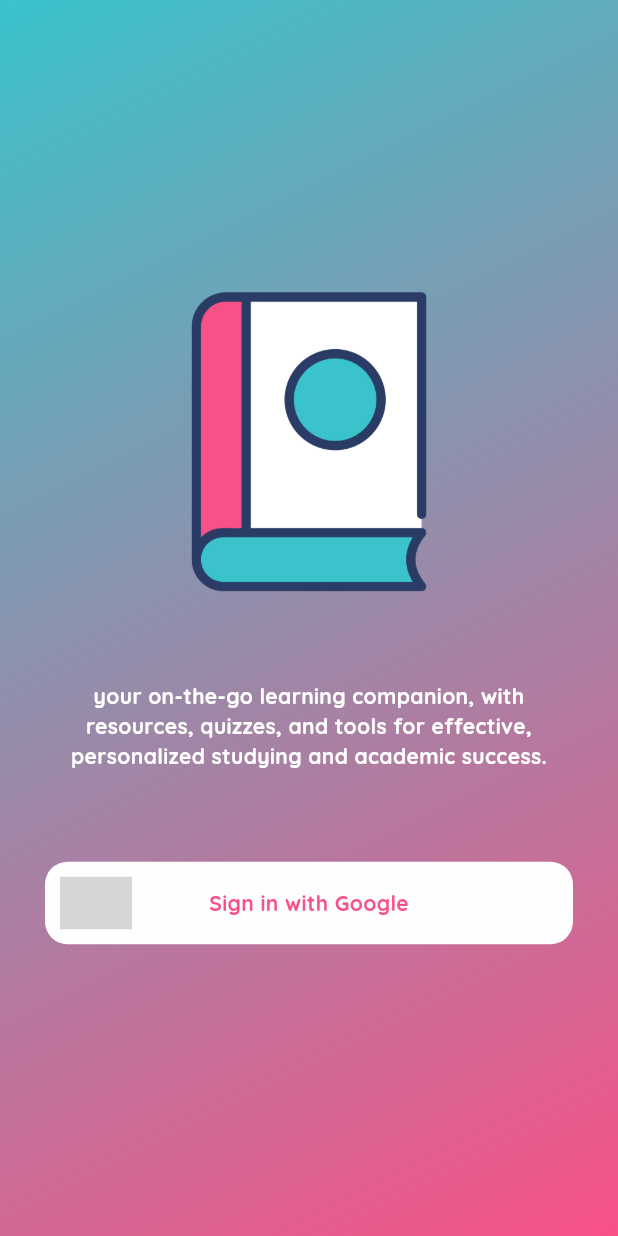
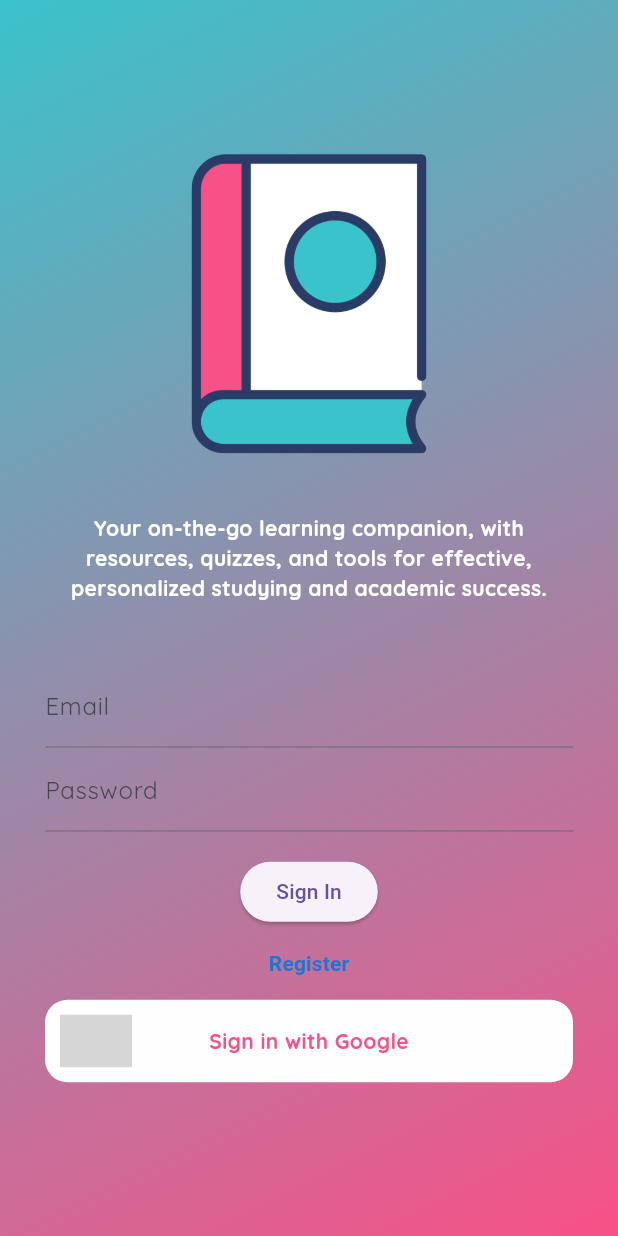
Before and after one commit to SupunJayaweera/Mobile_Quiz_App, a Flutter app: the LoginScreen screen opened by its route, on a phone screen of 412 x 824 dp. Run offline on Flutter 3.47's test engine with Material 3 defaults, Android fonts, the phone set to English and light mode, and no system bars; our stand-ins replace cached_network_image, cloud_firestore, firebase_auth, firebase_core, firebase_storage, flutter_svg and 6 more; missing offline and left inert: easy_separator; accounts and stored records are empty; project files that could hold a hidden picture were left out; grey boxes are pictures that could not be loaded.

Commit message:
Add email signin and register

```diff
--- a/lib/controllers/question_paper/auth_controller.dart
+++ b/lib/controllers/question_paper/auth_controller.dart
@@ -6,6 +6,7 @@ import 'package:mobile_quiz_app/controllers/question_paper/app_logger.dart';
 import 'package:mobile_quiz_app/firebase_ref/references.dart';
 import 'package:mobile_quiz_app/screens/home/home_screen.dart';
 import 'package:mobile_quiz_app/screens/login/login_screen.dart';
+import 'package:mobile_quiz_app/screens/login/register_screen.dart';
 import 'package:mobile_quiz_app/widgets/dialogs/dialogue_widget.dart';
 
 class AuthConatroller extends GetxController {
@@ -28,6 +29,7 @@ class AuthConatroller extends GetxController {
       _user.value = user;
     });
 
+    // Commented out navigation to introduction for testing purposes
     navigateToIntroduction();
   }
 
@@ -46,6 +48,30 @@ class AuthConatroller extends GetxController {
       }
     } on Exception catch (error) {
       AppLogger.e(error);
+    }
+  }
+
+  Future<void> signInWithEmailAndPassword(String email, String password) async {
+    try {
+      await _auth.signInWithEmailAndPassword(email: email, password: password);
+      navigateToHomePage();
+    } on FirebaseAuthException catch (e) {
+      AppLogger.e(e);
+      // Handle sign-in errors, you can display an error message to the user
+    }
+  }
+
+  Future<void> registerWithEmailAndPassword(
+      String email, String password) async {
+    try {
+      await _auth.createUserWithEmailAndPassword(
+          email: email, password: password);
+      // You might want to do additional setup for a new user
+      // For example, you can save user information to Firestore or Realtime Database
+      navigateToHomePage();
+    } on FirebaseAuthException catch (e) {
+      AppLogger.e(e);
+      // Handle registration errors, you can display an error message to the user
     }
   }
 
@@ -94,6 +120,10 @@ class AuthConatroller extends GetxController {
     Get.toNamed(LoginScreen.routeName);
   }
 
+  void navigateToRegisterPage() {
+    Get.toNamed(RegisterScreen.routeName);
+  }
+
   bool isLoggedIn() {
     return _auth.currentUser != null;
   }
--- a/lib/controllers/question_paper/questions_controller.dart
+++ b/lib/controllers/question_paper/questions_controller.dart
@@ -163,8 +163,7 @@ class QuestionsController extends GetxController {
 
   void timeout() {
     _timer!.cancel();
-    Get.offAndToNamed(TestOverviewScreen.routeName);
-    Get.offAndToNamed(ResultScreen.routeName);
+    Get.off(ResultScreen());
   }
 
   void complete() {
--- a/lib/controllers/question_paper/zoom_drawer_controller.dart
+++ b/lib/controllers/question_paper/zoom_drawer_controller.dart
@@ -26,6 +26,10 @@ class MyZoomDrawerController extends GetxController {
 
   void signIn() {}
 
+  void recentScores() {
+    _launch("/");
+  }
+
   void website() {
     _launch("https://www.linkedin.com/in/supun-jayaweera/");
   }
@@ -37,7 +41,7 @@ class MyZoomDrawerController extends GetxController {
   void email() {
     final Uri emailLaunchUri = Uri(
       scheme: 'mailto',
-      path: 'info@dbestech.com',
+      path: 'jayaweeraspn@gmail.com',
     );
     _launch(emailLaunchUri.toString());
   }
--- /dev/null
+++ b/lib/models/user_model.dart
@@ -0,0 +1,4 @@
+class UserModel {
+  final String uid;
+  UserModel({required this.uid});
+}
--- a/lib/routes/app_routes.dart
+++ b/lib/routes/app_routes.dart
@@ -7,6 +7,7 @@ import 'package:mobile_quiz_app/models/question_paper_model.dart';
 import 'package:mobile_quiz_app/screens/home/home_screen.dart';
 import 'package:mobile_quiz_app/screens/introduction/introduction.dart';
 import 'package:mobile_quiz_app/screens/login/login_screen.dart';
+import 'package:mobile_quiz_app/screens/login/register_screen.dart';
 import 'package:mobile_quiz_app/screens/questions/answer_check_screen.dart';
 import 'package:mobile_quiz_app/screens/questions/questions_screen.dart';
 import 'package:mobile_quiz_app/screens/questions/result_screen.dart';
@@ -42,6 +43,10 @@ class AppRoutes {
         GetPage(
           name: AnswerCheckScreen.routeName,
           page: () => const AnswerCheckScreen(),
+        ),
+        GetPage(
+          name: RegisterScreen.routeName,
+          page: () => RegisterScreen(),
         )
       ];
 }
--- a/lib/screens/home/home_screen.dart
+++ b/lib/screens/home/home_screen.dart
@@ -30,7 +30,7 @@ class HomeScreen extends GetView<MyZoomDrawerController> {
           style: DrawerStyle.defaultStyle,
           controller: _.zoomDrawerController,
           slideWidth: MediaQuery.of(context).size.width * 1.4,
-          menuScreen: MyMenuScreen(),
+          menuScreen: const MyMenuScreen(),
           mainScreen: Container(
             decoration: BoxDecoration(gradient: mainGradient()),
             child: SafeArea(
@@ -72,7 +72,7 @@ class HomeScreen extends GetView<MyZoomDrawerController> {
                       ),
                     ),
                     Padding(
-                      padding: const EdgeInsets.symmetric(horizontal: 10),
+                      padding: const EdgeInsets.symmetric(horizontal: 20),
                       child: Expanded(
                         child: ContentArea(
                           addPadding: false,
--- a/lib/screens/home/question_card.dart
+++ b/lib/screens/home/question_card.dart
@@ -37,7 +37,7 @@ class QuestionCard extends GetView<QuestionPaperController> {
                   ClipRRect(
                       borderRadius: BorderRadius.circular(10),
                       child: ColoredBox(
-                        color: Theme.of(context).primaryColor.withOpacity(0.1),
+                        color: Theme.of(context).primaryColor.withOpacity(0.5),
                         child: SizedBox(
                           height: Get.height * 0.08,
                           width: Get.width * 0.17,
@@ -66,6 +66,7 @@ class QuestionCard extends GetView<QuestionPaperController> {
                         Padding(
                           padding: const EdgeInsets.only(top: 10, bottom: 15),
                           child: Text(
+                            // color: Theme.of(context).primaryColor.withOpacity(0.5),
                             model.description,
                           ),
                         ),
--- a/lib/screens/login/login_screen.dart
+++ b/lib/screens/login/login_screen.dart
@@ -1,6 +1,4 @@
-import 'package:flutter/foundation.dart';
 import 'package:flutter/material.dart';
-import 'package:flutter/widgets.dart';
 import 'package:flutter_svg/svg.dart';
 import 'package:mobile_quiz_app/configs/themes/app_colors.dart';
 import 'package:mobile_quiz_app/controllers/question_paper/auth_controller.dart';
@@ -8,9 +6,13 @@ import 'package:mobile_quiz_app/widgets/common/main_button.dart';
 import 'package:get/get.dart';
 
 class LoginScreen extends GetView<AuthConatroller> {
-  const LoginScreen({super.key});
+  LoginScreen({Key? key});
 
   static const String routeName = "/login";
+
+  final TextEditingController _emailController = TextEditingController();
+  final TextEditingController _passwordController = TextEditingController();
+  final _formKey = GlobalKey<FormState>();
 
   @override
   Widget build(BuildContext context) {
@@ -19,6 +21,8 @@ class LoginScreen extends GetView<AuthConatroller> {
         padding: const EdgeInsets.symmetric(horizontal: 30),
         alignment: Alignment.center,
         decoration: BoxDecoration(gradient: mainGradient()),
+        child: Form(
+          key: _formKey,
           child: Column(
             mainAxisAlignment: MainAxisAlignment.center,
             children: [
@@ -28,9 +32,9 @@ class LoginScreen extends GetView<AuthConatroller> {
                 height: 200,
               ),
               const Padding(
-              padding: EdgeInsets.symmetric(vertical: 60),
+                padding: EdgeInsets.symmetric(vertical: 40),
                 child: Text(
-                "your on-the-go learning companion, with resources, quizzes, and tools for effective, personalized studying and academic success.",
+                  "Your on-the-go learning companion, with resources, quizzes, and tools for effective, personalized studying and academic success.",
                   style: TextStyle(
                     color: onSurfaceTextColor,
                     fontWeight: FontWeight.bold,
@@ -38,6 +42,64 @@ class LoginScreen extends GetView<AuthConatroller> {
                   textAlign: TextAlign.center,
                 ),
               ),
+              // Email text field
+              TextFormField(
+                controller: _emailController,
+                decoration: InputDecoration(
+                  hintText: 'Enter your email',
+                  labelText: 'Email',
+                ),
+                validator: (value) {
+                  if (value == null || value.isEmpty) {
+                    return 'Please enter your email';
+                  }
+                  return null;
+                },
+              ),
+              // Password text field
+              TextFormField(
+                controller: _passwordController,
+                decoration: InputDecoration(
+                  hintText: 'Enter your Password',
+                  labelText: 'Password',
+                ),
+                obscureText: true,
+                validator: (value) {
+                  if (value == null || value.isEmpty) {
+                    return 'Please enter your password';
+                  }
+                  return null;
+                },
+              ),
+              SizedBox(
+                  height: 16), // Add some space between text field and button
+              // Sign In button
+              ElevatedButton(
+                onPressed: () {
+                  if (_formKey.currentState?.validate() ?? false) {
+                    controller.signInWithEmailAndPassword(
+                      _emailController.text.trim(),
+                      _passwordController.text.trim(),
+                    );
+                  }
+                },
+                child: Text("Sign In"),
+              ),
+              // Register button
+              TextButton(
+                onPressed: () {
+                  // Navigate to the registration page
+                  controller.navigateToRegisterPage();
+                },
+                child: Text(
+                  "Register",
+                  style: TextStyle(
+                    color: Theme.of(context).primaryColorDark,
+                    fontWeight: FontWeight.bold,
+                  ),
+                ),
+              ),
+              // Sign In with Google button (your existing code)
               MainButton(
                 onTap: () {
                   controller.signInWithGoogle();
@@ -48,7 +110,8 @@ class LoginScreen extends GetView<AuthConatroller> {
                       top: 0,
                       bottom: 0,
                       left: 0,
-                      child: SvgPicture.asset("assets/icons/google.svg")),
+                      child: SvgPicture.asset("assets/icons/google.svg"),
+                    ),
                     Center(
                       child: Text(
                         "Sign in with Google",
@@ -60,8 +123,9 @@ class LoginScreen extends GetView<AuthConatroller> {
                     )
                   ],
                 ),
-            )
+              ),
             ],
+          ),
         ),
       ),
     );
--- a/pubspec.yaml
+++ b/pubspec.yaml
@@ -44,6 +44,7 @@ dependencies:
   flutter_svg: ^2.0.9
   shimmer: ^3.0.0
   easy_separator: ^1.0.1
+  provider: ^6.1.1
 
 dev_dependencies:
   flutter_test:
```
Also changed, not shown: lib/screens/login/register_screen.dart (added, +96 -0 lines), pubspec.lock. Lines whose indentation alone changed are shown as unchanged.
